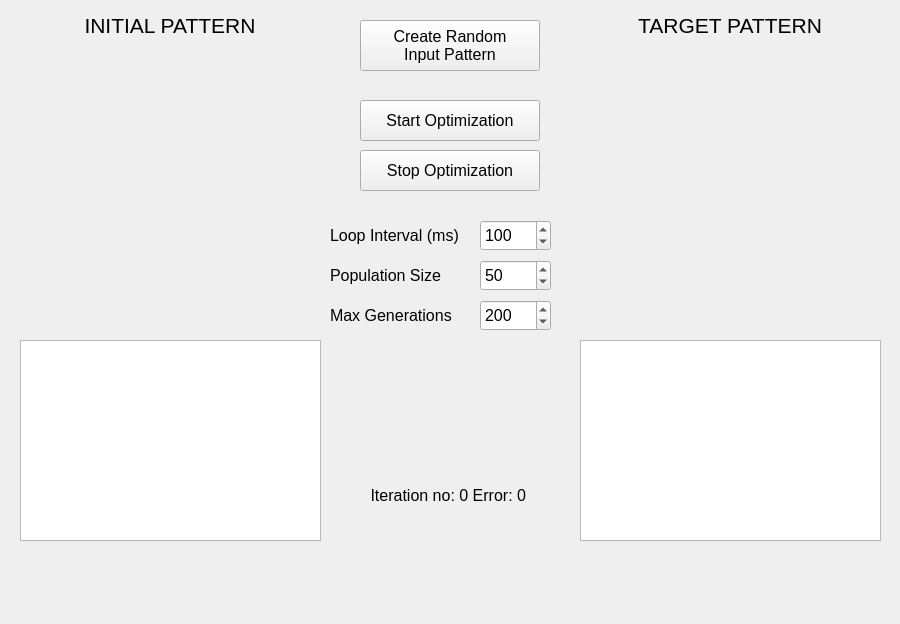
The window that mainwindow.ui (ahmetcihan/AI_Problem_Solver) describes before a commit, drawn with Qt 5.
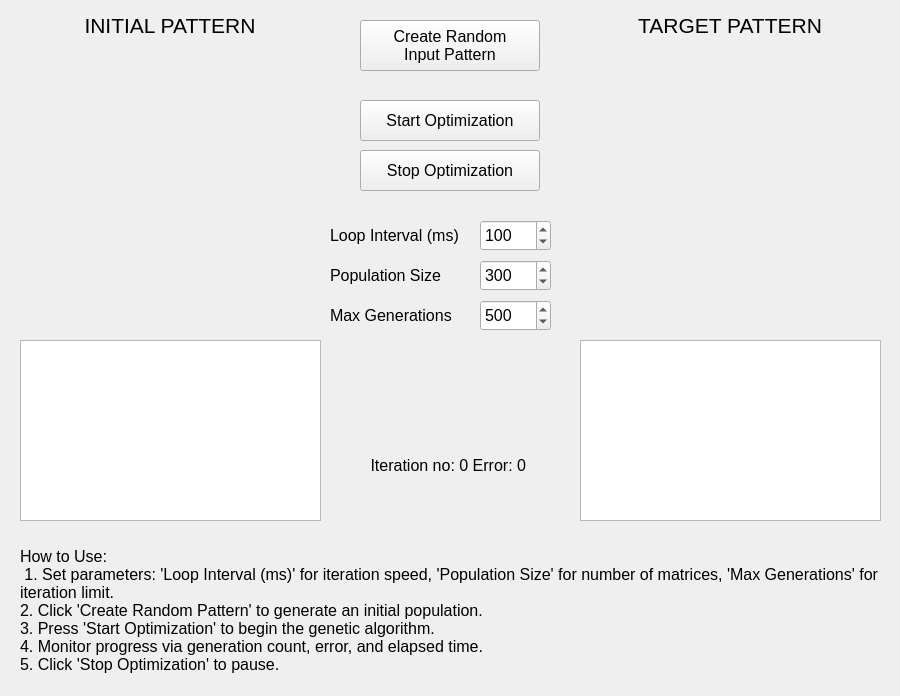
The same window after the commit.

Diff of the .ui file:
```diff
--- a/mainwindow.ui
+++ b/mainwindow.ui
@@ -7,7 +7,7 @@
     <x>0</x>
     <y>0</y>
     <width>900</width>
-    <height>624</height>
+    <height>696</height>
    </rect>
   </property>
   <property name="windowTitle">
@@ -59,7 +59,7 @@
       <x>20</x>
       <y>340</y>
       <width>301</width>
-      <height>201</height>
+      <height>181</height>
      </rect>
     </property>
     <property name="font">
@@ -74,7 +74,7 @@
       <x>580</x>
       <y>340</y>
       <width>301</width>
-      <height>201</height>
+      <height>181</height>
      </rect>
     </property>
     <property name="font">
@@ -197,7 +197,7 @@
      <number>1000</number>
     </property>
     <property name="value">
-     <number>50</number>
+     <number>300</number>
     </property>
    </widget>
    <widget class="QLabel" name="label_3">
@@ -236,11 +236,11 @@
      <number>10</number>
     </property>
     <property name="maximum">
+     <number>10000</number>
+    </property>
+    <property name="value">
      <number>500</number>
     </property>
-    <property name="value">
-     <number>200</number>
-    </property>
    </widget>
    <widget class="QLabel" name="label_4">
     <property name="geometry">
@@ -290,7 +290,7 @@
     <property name="geometry">
      <rect>
       <x>330</x>
-      <y>450</y>
+      <y>420</y>
       <width>241</width>
       <height>91</height>
      </rect>
@@ -307,6 +307,35 @@
      <set>Qt::AlignCenter</set>
     </property>
    </widget>
+   <widget class="QLabel" name="label_indicator_2">
+    <property name="geometry">
+     <rect>
+      <x>20</x>
+      <y>530</y>
+      <width>861</width>
+      <height>161</height>
+     </rect>
+    </property>
+    <property name="font">
+     <font>
+      <pointsize>12</pointsize>
+     </font>
+    </property>
+    <property name="text">
+     <string>How to Use:
+ 1. Set parameters: 'Loop Interval (ms)' for iteration speed, 'Population Size' for number of matrices, 'Max Generations' for iteration limit. 
+2. Click 'Create Random Pattern' to generate an initial population. 
+3. Press 'Start Optimization' to begin the genetic algorithm. 
+4. Monitor progress via generation count, error, and elapsed time. 
+5. Click 'Stop Optimization' to pause.</string>
+    </property>
+    <property name="alignment">
+     <set>Qt::AlignLeading|Qt::AlignLeft|Qt::AlignVCenter</set>
+    </property>
+    <property name="wordWrap">
+     <bool>true</bool>
+    </property>
+   </widget>
   </widget>
  </widget>
  <resources/>
```
